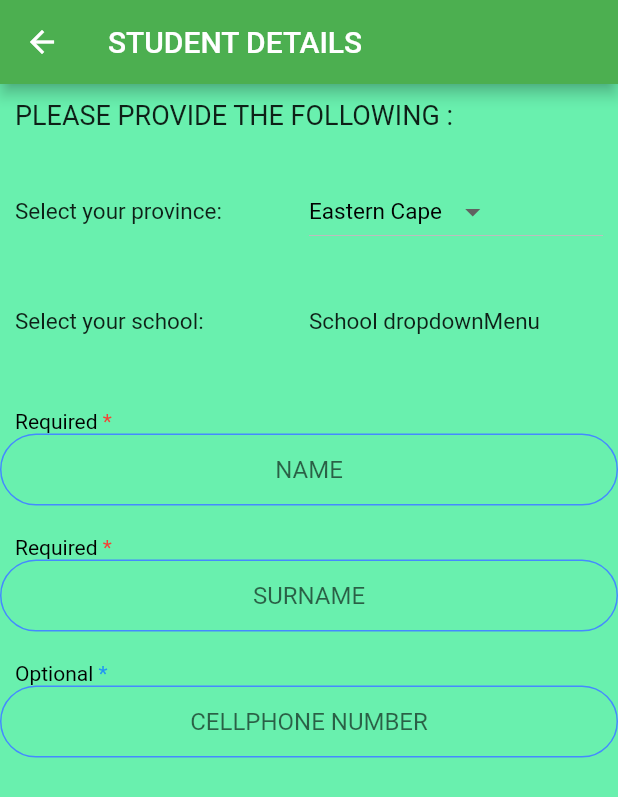
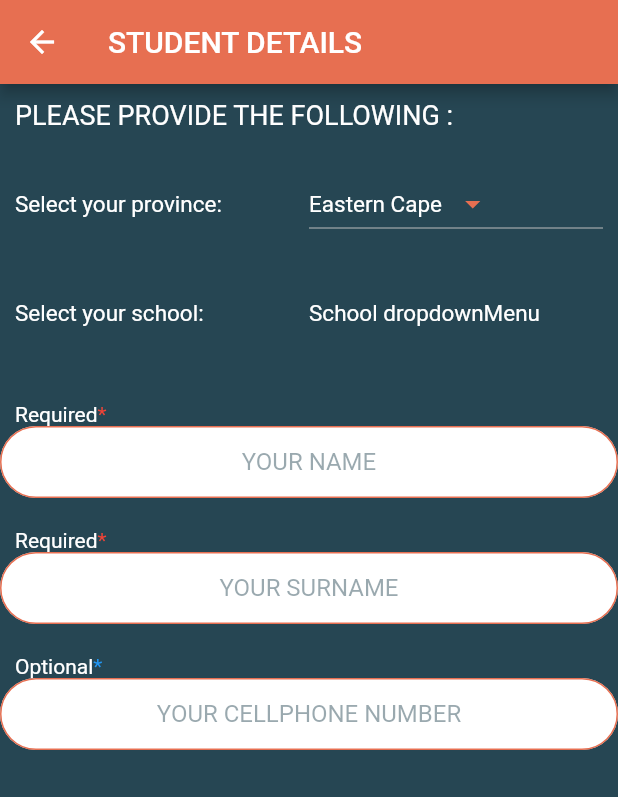
Before and after one commit to ShuaibAnath/LifeScienceApp, a Flutter app: the screen it shows after launch, after a tap on "Register", on a phone screen of 412 x 824 dp. Shown: the top 797 px of the screen. Run offline on Flutter 3.47's test engine with Material 2 defaults, Android fonts, the phone set to English and light mode, and no system bars; our stand-ins replace firebase_auth, firebase_core, modal_progress_hud; accounts and stored records are empty; project files that could hold a hidden picture were left out.

Commit message:
Changed colour palette

```diff
--- a/lib/compontents/rounded_button.dart
+++ b/lib/compontents/rounded_button.dart
@@ -19,7 +19,7 @@ class RoundedButton extends StatelessWidget {
           height: 42.0,
           child: Text(
             title,
-            style: TextStyle(color: Colors.white),
+            style: TextStyle(color: Colors.black),
           ),
         ),
       ),
--- a/lib/constants.dart
+++ b/lib/constants.dart
@@ -7,17 +7,18 @@ const kSendButtonTextStyle = TextStyle(
 );
 
 const kTextfieldDecoration = InputDecoration(
+  hintStyle: TextStyle(color: Color(0x77264653)),
   hintText: 'Enter a value',
   contentPadding: EdgeInsets.symmetric(vertical: 10.0, horizontal: 20.0),
   border: OutlineInputBorder(
     borderRadius: BorderRadius.all(Radius.circular(32.0)),
   ),
   enabledBorder: OutlineInputBorder(
-    borderSide: BorderSide(color: Colors.blueAccent, width: 1.0),
+    borderSide: BorderSide(color: Color(0xFFE76F51), width: 1.0),
     borderRadius: BorderRadius.all(Radius.circular(32.0)),
   ),
   focusedBorder: OutlineInputBorder(
-    borderSide: BorderSide(color: Colors.blueAccent, width: 2.0),
+    borderSide: BorderSide(color: Color(0xFF2A9D8F), width: 2.0),
     borderRadius: BorderRadius.all(Radius.circular(32.0)),
   ),
 );
--- a/lib/screens/requiredInfo_screen.dart
+++ b/lib/screens/requiredInfo_screen.dart
@@ -18,6 +18,7 @@ class _RequiredInfoScreenState extends State<RequiredInfoScreen> {
   List<DropdownMenuItem<String>> _dropdownMenuItems;
   String _selectedProvince, abbreviatedProvince;
   List schoolList;
+  List filteredSchoolsList = [];
   Map<String, dynamic> schoolMap;
   List<String> _provinces = [
     'Eastern Cape',
@@ -86,18 +87,25 @@ class _RequiredInfoScreenState extends State<RequiredInfoScreen> {
     setState(() {
       _selectedProvince = selectedProvince;
       abbreviatedProvince = provinceMap[_selectedProvince];
-      schoolList = schoolMap[abbreviatedProvince]['Institution_Name'];
+      filteredSchoolsList =
+          schoolList = schoolMap[abbreviatedProvince]['Institution_Name'];
       print(schoolList.length);
       print(abbreviatedProvince);
     });
   }
 
+  void _filterSchools(value) {
+    //brings up relevant schools depending on user search
+    filteredSchoolsList = schoolList.where(
+        (school) => school['Institution_Name'] == 'SIPHO CAMAGU HIGH SCHOOL');
+  }
+
   @override
   Widget build(BuildContext context) {
     return Scaffold(
-      backgroundColor: Colors.greenAccent,
+      backgroundColor: Color(0xFF264653),
       appBar: AppBar(
-        backgroundColor: Colors.green,
+        backgroundColor: Color(0xFFE76F51),
         title: Text('STUDENT DETAILS'),
       ),
       body: SafeArea(
@@ -106,10 +114,10 @@ class _RequiredInfoScreenState extends State<RequiredInfoScreen> {
           crossAxisAlignment: CrossAxisAlignment.stretch,
           children: <Widget>[
             Padding(
-              padding: const EdgeInsets.fromLTRB(10.0, 10.0, 10.0, 20.0),
+              padding: const EdgeInsets.fromLTRB(10.0, 10.0, 10.0, 15.0),
               child: Text(
                 'PLEASE PROVIDE THE FOLLOWING : ',
-                style: TextStyle(fontSize: 18.0),
+                style: TextStyle(fontSize: 18.0, color: Colors.white),
               ),
             ),
             Padding(
@@ -122,13 +130,15 @@ class _RequiredInfoScreenState extends State<RequiredInfoScreen> {
                     Expanded(
                       child: Text(
                         'Select your province: ',
-                        style: TextStyle(fontSize: 15.0),
+                        style: TextStyle(fontSize: 15.0, color: Colors.white),
                       ),
                     ),
                     Expanded(
                       child: DropdownButton(
+                        dropdownColor: Color(0xFFE76F51),
+                        iconEnabledColor: Color(0xFFE76F51),
                         items: _dropdownMenuItems,
-                        style: TextStyle(fontSize: 15.0, color: Colors.black),
+                        style: TextStyle(fontSize: 15.0, color: Colors.white),
                         value: _selectedProvince,
                         onChanged: OnChangedDropdownItem,
                       ),
@@ -146,13 +156,14 @@ class _RequiredInfoScreenState extends State<RequiredInfoScreen> {
                   children: [
                     Expanded(
                       child: Text(
-                        'Select your school: ', style: TextStyle(fontSize: 15.0),
+                        'Select your school: ',
+                        style: TextStyle(fontSize: 15.0, color: Colors.white),
                       ),
                     ),
                     Expanded(
                       child: Text(
                         'School dropdownMenu',
-                        style: TextStyle(fontSize: 15.0),
+                        style: TextStyle(fontSize: 15.0, color: Colors.white),
                       ),
                     ),
                   ], // Row widgets
@@ -164,10 +175,10 @@ class _RequiredInfoScreenState extends State<RequiredInfoScreen> {
               child: RichText(
                 text: TextSpan(
                     text: 'Required',
-                    style: TextStyle(color: Colors.black),
+                    style: TextStyle(color: Colors.white),
                     children: [
                       TextSpan(
-                          text: ' *',
+                          text: '*',
                           style: TextStyle(
                             color: Colors.red,
                           ))
@@ -175,12 +186,17 @@ class _RequiredInfoScreenState extends State<RequiredInfoScreen> {
               ),
             ),
             TextField(
+              style: TextStyle(color: Colors.white),
               textAlign: TextAlign.center,
               onChanged: (value) {
                 name = value;
                 //Do something with the user input.
               },
-              decoration: kTextfieldDecoration.copyWith(hintText: 'NAME'),
+              decoration: kTextfieldDecoration.copyWith(
+                hintText: 'YOUR NAME',
+                fillColor: Colors.white,
+                filled: true,
+              ),
             ), //name
 
             Padding(
@@ -188,10 +204,10 @@ class _RequiredInfoScreenState extends State<RequiredInfoScreen> {
               child: RichText(
                 text: TextSpan(
                     text: 'Required',
-                    style: TextStyle(color: Colors.black),
+                    style: TextStyle(color: Colors.white),
                     children: [
                       TextSpan(
-                          text: ' *',
+                          text: '*',
                           style: TextStyle(
                             color: Colors.red,
                           ))
@@ -200,22 +216,27 @@ class _RequiredInfoScreenState extends State<RequiredInfoScreen> {
             ),
 
             TextField(
+              style: TextStyle(color: Colors.white),
               textAlign: TextAlign.center,
               onChanged: (value) {
                 surname = value;
                 //Do something with the user input.
               },
-              decoration: kTextfieldDecoration.copyWith(hintText: 'SURNAME'),
+              decoration: kTextfieldDecoration.copyWith(
+                hintText: 'YOUR SURNAME',
+                fillColor: Colors.white,
+                filled: true,
+              ),
             ),
             Padding(
               padding: const EdgeInsets.fromLTRB(10.0, 20.0, 10.0, 0.0),
               child: RichText(
                 text: TextSpan(
                     text: 'Optional',
-                    style: TextStyle(color: Colors.black),
+                    style: TextStyle(color: Colors.white),
                     children: [
                       TextSpan(
-                          text: ' *',
+                          text: '*',
                           style: TextStyle(
                             color: Colors.blue,
                           ))
@@ -225,13 +246,17 @@ class _RequiredInfoScreenState extends State<RequiredInfoScreen> {
             Padding(
               padding: const EdgeInsets.fromLTRB(0.0, 0.0, 0.0, 10.0),
               child: TextField(
+                style: TextStyle(color: Colors.white),
                 textAlign: TextAlign.center,
                 onChanged: (value) {
                   cellNum = value;
                   //Do something with the user input.
                 },
-                decoration:
-                    kTextfieldDecoration.copyWith(hintText: 'CELLPHONE NUMBER'),
+                decoration: kTextfieldDecoration.copyWith(
+                  hintText: 'YOUR CELLPHONE NUMBER',
+                  fillColor: Colors.white,
+                  filled: true,
+                ),
               ),
             ), //surname
           ],
--- a/lib/screens/welcome_screen.dart
+++ b/lib/screens/welcome_screen.dart
@@ -21,11 +21,10 @@ class WelcomeScreen extends StatefulWidget {
 
 class _WelcomeScreenState extends State<WelcomeScreen>
     with SingleTickerProviderStateMixin {
-
   @override
   Widget build(BuildContext context) {
     return Scaffold(
-      backgroundColor: Colors.blue,
+      backgroundColor: Color(0xFF264653),
       body: Padding(
         padding: EdgeInsets.symmetric(horizontal: 24.0),
         child: Column(
@@ -45,7 +44,7 @@ class _WelcomeScreenState extends State<WelcomeScreen>
             ),
 
             RoundedButton(
-              colour: Colors.lightBlue,
+              colour: Color(0xFFE9C46A),
               title: 'Log In',
               onPressed: () {
                 Navigator.push(
@@ -55,7 +54,7 @@ class _WelcomeScreenState extends State<WelcomeScreen>
               },
             ), //onPressed - Go to login screen.
             RoundedButton(
-              colour: Colors.lightBlue,
+              colour: Color(0xFFE9C46A),
               title: 'Register',
               onPressed: () {
                 Navigator.push(
```
